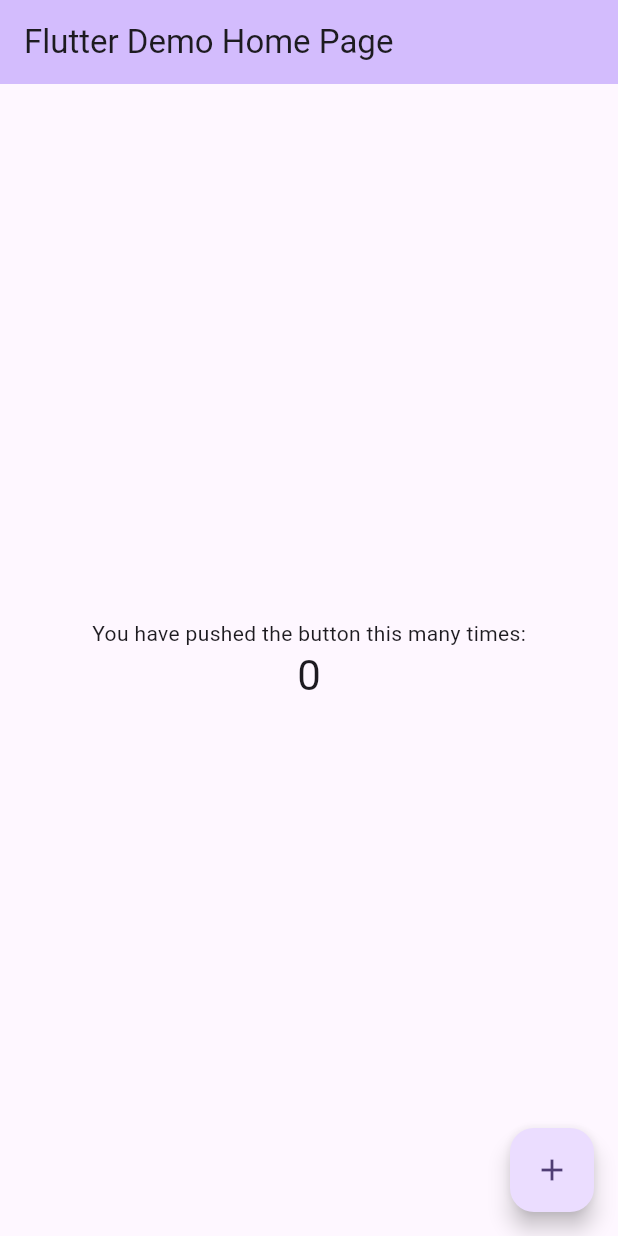
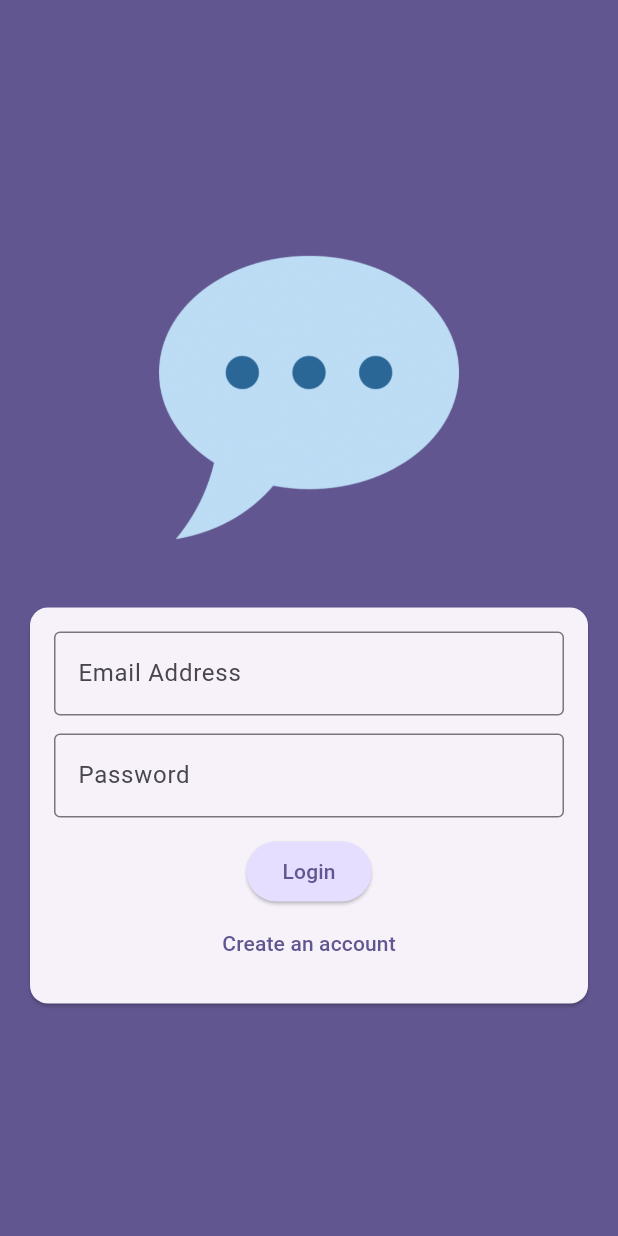
Before and after one commit to KlintonICT/chat-app, a Flutter app: the screen it shows after launch, on a phone screen of 412 x 824 dp. Run offline on Flutter 3.47's test engine with Material 3 defaults, Android fonts, the phone set to English and light mode, and no system bars.

Commit message:
feat: create auth screen

```diff
--- a/lib/main.dart
+++ b/lib/main.dart
@@ -1,125 +1,23 @@
+import 'package:chat_app/screens/auth.dart';
 import 'package:flutter/material.dart';
 
 void main() {
-  runApp(const MyApp());
+  runApp(const App());
 }
 
-class MyApp extends StatelessWidget {
-  const MyApp({super.key});
+class App extends StatelessWidget {
+  const App({super.key});
 
-  // This widget is the root of your application.
   @override
   Widget build(BuildContext context) {
     return MaterialApp(
-      title: 'Flutter Demo',
-      theme: ThemeData(
-        // This is the theme of your application.
-        //
-        // TRY THIS: Try running your application with "flutter run". You'll see
-        // the application has a purple toolbar. Then, without quitting the app,
-        // try changing the seedColor in the colorScheme below to Colors.green
-        // and then invoke "hot reload" (save your changes or press the "hot
-        // reload" button in a Flutter-supported IDE, or press "r" if you used
-        // the command line to start the app).
-        //
-        // Notice that the counter didn't reset back to zero; the application
-        // state is not lost during the reload. To reset the state, use hot
-        // restart instead.
-        //
-        // This works for code too, not just values: Most code changes can be
-        // tested with just a hot reload.
-        colorScheme: ColorScheme.fromSeed(seedColor: Colors.deepPurple),
-        useMaterial3: true,
+      title: 'FlutterChat',
+      theme: ThemeData().copyWith(
+        colorScheme: ColorScheme.fromSeed(
+          seedColor: const Color.fromARGB(255, 63, 17, 177),
+        ),
       ),
-      home: const MyHomePage(title: 'Flutter Demo Home Page'),
+      home: const AuthScreen(),
     );
   }
 }
-
-class MyHomePage extends StatefulWidget {
-  const MyHomePage({super.key, required this.title});
-
-  // This widget is the home page of your application. It is stateful, meaning
-  // that it has a State object (defined below) that contains fields that affect
-  // how it looks.
-
-  // This class is the configuration for the state. It holds the values (in this
-  // case the title) provided by the parent (in this case the App widget) and
-  // used by the build method of the State. Fields in a Widget subclass are
-  // always marked "final".
-
-  final String title;
-
-  @override
-  State<MyHomePage> createState() => _MyHomePageState();
-}
-
-class _MyHomePageState extends State<MyHomePage> {
-  int _counter = 0;
-
-  void _incrementCounter() {
-    setState(() {
-      // This call to setState tells the Flutter framework that something has
-      // changed in this State, which causes it to rerun the build method below
-      // so that the display can reflect the updated values. If we changed
-      // _counter without calling setState(), then the build method would not be
-      // called again, and so nothing would appear to happen.
-      _counter++;
-    });
-  }
-
-  @override
-  Widget build(BuildContext context) {
-    // This method is rerun every time setState is called, for instance as done
-    // by the _incrementCounter method above.
-    //
-    // The Flutter framework has been optimized to make rerunning build methods
-    // fast, so that you can just rebuild anything that needs updating rather
-    // than having to individually change instances of widgets.
-    return Scaffold(
-      appBar: AppBar(
-        // TRY THIS: Try changing the color here to a specific color (to
-        // Colors.amber, perhaps?) and trigger a hot reload to see the AppBar
-        // change color while the other colors stay the same.
-        backgroundColor: Theme.of(context).colorScheme.inversePrimary,
-        // Here we take the value from the MyHomePage object that was created by
-        // the App.build method, and use it to set our appbar title.
-        title: Text(widget.title),
-      ),
-      body: Center(
-        // Center is a layout widget. It takes a single child and positions it
-        // in the middle of the parent.
-        child: Column(
-          // Column is also a layout widget. It takes a list of children and
-          // arranges them vertically. By default, it sizes itself to fit its
-          // children horizontally, and tries to be as tall as its parent.
-          //
-          // Column has various properties to control how it sizes itself and
-          // how it positions its children. Here we use mainAxisAlignment to
-          // center the children vertically; the main axis here is the vertical
-          // axis because Columns are vertical (the cross axis would be
-          // horizontal).
-          //
-          // TRY THIS: Invoke "debug painting" (choose the "Toggle Debug Paint"
-          // action in the IDE, or press "p" in the console), to see the
-          // wireframe for each widget.
-          mainAxisAlignment: MainAxisAlignment.center,
-          children: <Widget>[
-            const Text(
-              'You have pushed the button this many times:',
-            ),
-            Text(
-              '$_counter',
-              style: Theme.of(context).textTheme.headlineMedium,
-            ),
-          ],
-        ),
-      ),
-      floatingActionButton: FloatingActionButton(
-        onPressed: _incrementCounter,
-        tooltip: 'Increment',
-        child: const Icon(Icons.add),
-      ), // This trailing comma makes auto-formatting nicer for build methods.
-    );
-  }
-}
--- /dev/null
+++ b/lib/screens/auth.dart
@@ -0,0 +1,131 @@
+import 'package:flutter/material.dart';
+
+class AuthScreen extends StatefulWidget {
+  const AuthScreen({super.key});
+
+  @override
+  State<AuthScreen> createState() {
+    return _AuthScreenState();
+  }
+}
+
+class _AuthScreenState extends State<AuthScreen> {
+  var _isLogin = true;
+  final _form = GlobalKey<FormState>();
+
+  var _enteredEmail = '';
+  var _enteredPassword = '';
+
+  void _submit() async {
+    final isValid = _form.currentState!.validate();
+
+    if (isValid) {
+      _form.currentState!.save();
+
+      print(_enteredEmail);
+      print(_enteredPassword);
+    }
+  }
+
+  @override
+  Widget build(BuildContext context) {
+    return Scaffold(
+      backgroundColor: Theme.of(context).colorScheme.primary,
+      body: Center(
+        child: SingleChildScrollView(
+          child: Column(
+            mainAxisAlignment: MainAxisAlignment.center,
+            children: [
+              Container(
+                margin: const EdgeInsets.only(
+                  top: 30,
+                  bottom: 20,
+                  left: 20,
+                  right: 20,
+                ),
+                width: 200,
+                child: Image.asset('assets/images/chat.png'),
+              ),
+              Card(
+                margin: const EdgeInsets.all(20),
+                child: SingleChildScrollView(
+                  child: Padding(
+                    padding: const EdgeInsets.all(16),
+                    child: Form(
+                      key: _form,
+                      child: Column(
+                        mainAxisSize: MainAxisSize.min,
+                        children: [
+                          TextFormField(
+                            decoration: const InputDecoration(
+                              labelText: 'Email Address',
+                              border: OutlineInputBorder(),
+                            ),
+                            keyboardType: TextInputType.emailAddress,
+                            autocorrect: false,
+                            textCapitalization: TextCapitalization.none,
+                            validator: (value) {
+                              if (value == null ||
+                                  value.trim().isEmpty ||
+                                  !value.contains('@')) {
+                                return 'Please enter a valid email address.';
+                              }
+                              return null;
+                            },
+                            onSaved: (value) {
+                              _enteredEmail = value!;
+                            },
+                          ),
+                          const SizedBox(height: 12),
+                          TextFormField(
+                            decoration: const InputDecoration(
+                              labelText: 'Password',
+                              border: OutlineInputBorder(),
+                            ),
+                            obscureText: true,
+                            validator: (value) {
+                              if (value == null || value.trim().length < 6) {
+                                return 'Password must be at least 6 characters long.';
+                              }
+
+                              return null;
+                            },
+                            onSaved: (value) {
+                              _enteredPassword = value!;
+                            },
+                          ),
+                          const SizedBox(height: 12),
+                          ElevatedButton(
+                            onPressed: _submit,
+                            style: ElevatedButton.styleFrom(
+                              backgroundColor: Theme.of(context)
+                                  .colorScheme
+                                  .primaryContainer,
+                            ),
+                            child: Text(_isLogin ? 'Login' : 'Sign up'),
+                          ),
+                          TextButton(
+                            onPressed: () {
+                              setState(() {
+                                _isLogin = !_isLogin;
+                              });
+                            },
+                            child: Text(
+                              _isLogin
+                                  ? 'Create an account'
+                                  : 'I already have an account',
+                            ),
+                          )
+                        ],
+                      ),
+                    ),
+                  ),
+                ),
+              )
+            ],
+          ),
+        ),
+      ),
+    );
+  }
+}
```
Also changed, not shown: pubspec.yaml (+3 -6 lines), assets/images/chat.png (added).
